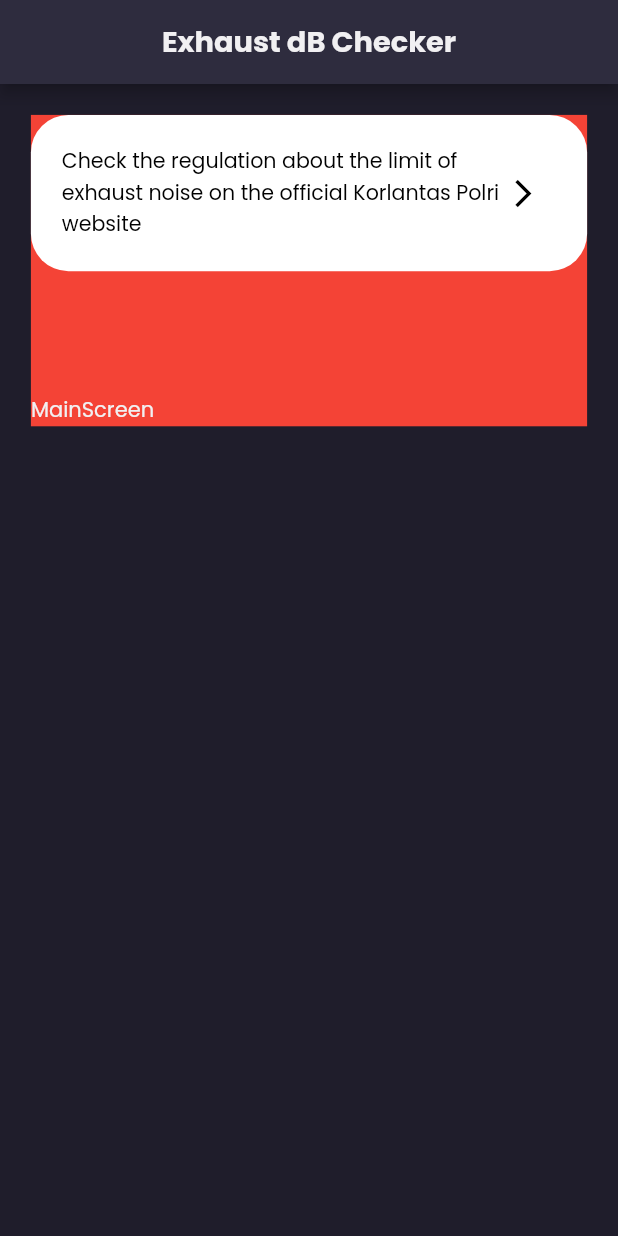
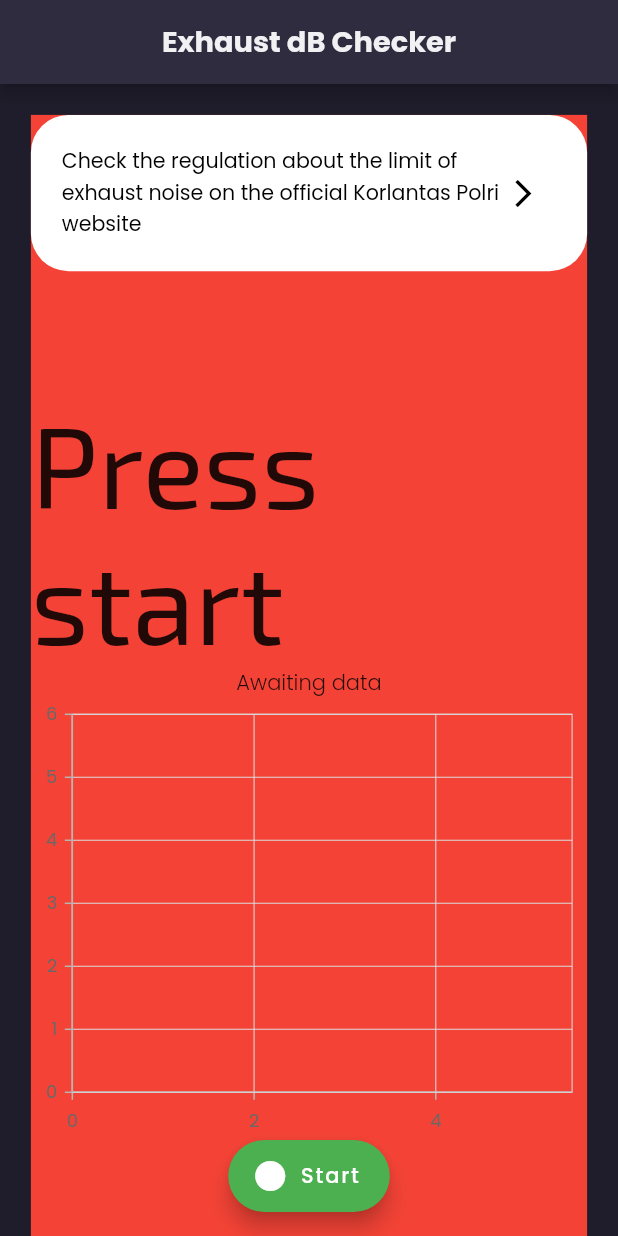
Before and after one commit to andrirahmanto/noiseCheckerApp, a Flutter app: the screen it shows after launch, on a phone screen of 412 x 824 dp. Run offline on Flutter 3.47's test engine with Material 2 defaults, Android fonts, the phone set to English and light mode, and no system bars; our stand-ins replace easy_splash_screen, get, google_fonts, sizer, syncfusion_flutter_charts, webview_flutter; missing offline and left inert: noise_meter.

Commit message:
feat: add main screen (almost done)

```diff
--- /dev/null
+++ b/lib/models/ChartData.model.dart
@@ -0,0 +1,9 @@
+import 'package:flutter/material.dart';
+
+class ChartData {
+  final double? maxDB;
+  final double? meanDB;
+  final double frames;
+
+  ChartData(this.maxDB, this.meanDB, this.frames);
+}
--- a/lib/screens/main.screen.dart
+++ b/lib/screens/main.screen.dart
@@ -1,9 +1,16 @@
+import 'dart:async';
+
 import 'package:flutter/material.dart';
+import 'package:flutter/services.dart';
+import 'package:google_fonts/google_fonts.dart';
+import 'package:noise_meter/noise_meter.dart';
+import 'package:noisechecker/models/ChartData.model.dart';
 import 'package:noisechecker/screens/webview.screen.dart';
 import 'package:noisechecker/utils/custom_text.util.dart';
 import 'package:get/get.dart';
 import 'package:noisechecker/utils/styles.util.dart';
 import 'package:sizer/sizer.dart';
+import 'package:syncfusion_flutter_charts/charts.dart';
 
 class MainScreen extends StatefulWidget {
   static const routeName = '/mainscreen';
@@ -14,8 +21,98 @@ class MainScreen extends StatefulWidget {
 }
 
 class _MainScreenState extends State<MainScreen> {
+  bool _isRecording = false;
+  // ignore: cancel_subscriptions
+  StreamSubscription<NoiseReading>? _noiseSubscription;
+  late NoiseMeter _noiseMeter;
+  double? maxDB;
+  double? meanDB;
+  List<ChartData> chartData = <ChartData>[];
+  // ChartSeriesController? _chartSeriesController;
+  late int previousMillis;
+
+  @override
+  void initState() {
+    super.initState();
+    _noiseMeter = NoiseMeter(onError);
+  }
+
+  void onData(NoiseReading noiseReading) {
+    this.setState(() {
+      if (!this._isRecording) this._isRecording = true;
+    });
+    maxDB = noiseReading.maxDecibel;
+    meanDB = noiseReading.meanDecibel;
+
+    chartData.add(
+      ChartData(
+        maxDB,
+        meanDB,
+        ((DateTime.now().millisecondsSinceEpoch - previousMillis) / 1000)
+            .toDouble(),
+      ),
+    );
+  }
+
+  void onError(Object e) {
+    print(e.toString());
+    _isRecording = false;
+  }
+
+  void start() async {
+    previousMillis = DateTime.now().millisecondsSinceEpoch;
+    try {
+      _noiseSubscription = _noiseMeter.noiseStream.listen(onData);
+    } catch (e) {
+      print(e);
+    }
+  }
+
+  void stop() async {
+    try {
+      _noiseSubscription!.cancel();
+      _noiseSubscription = null;
+
+      this.setState(() => this._isRecording = false);
+    } catch (e) {
+      print('stopRecorder error: $e');
+    }
+    previousMillis = 0;
+    chartData.clear();
+  }
+
+  void copyValue(
+    bool theme,
+  ) {
+    Clipboard.setData(
+      ClipboardData(
+          text: 'It\'s about ${maxDB!.toStringAsFixed(1)}dB loudness'),
+    ).then((_) {
+      ScaffoldMessenger.of(context).showSnackBar(
+        SnackBar(
+          behavior: SnackBarBehavior.floating,
+          duration: Duration(milliseconds: 2500),
+          content: Row(
+            children: [
+              Icon(
+                Icons.check,
+                size: 14,
+                color: theme ? Colors.white70 : Colors.black,
+              ),
+              SizedBox(width: 10),
+              Text('Copied')
+            ],
+          ),
+        ),
+      );
+    });
+  }
+
   @override
   Widget build(BuildContext context) {
+    if (chartData.length >= 30) {
+      chartData.removeAt(0);
+    }
     return Scaffold(
       appBar: AppBar(
         title: PrimaryText(
@@ -24,6 +121,13 @@ class _MainScreenState extends State<MainScreen> {
           color: ColorPalettes.grayLight,
         ),
         centerTitle: true,
+      ),
+      floatingActionButtonLocation: FloatingActionButtonLocation.centerFloat,
+      floatingActionButton: FloatingActionButton.extended(
+        label: Text(_isRecording ? 'Stop' : 'Start'),
+        onPressed: _isRecording ? stop : start,
+        icon: !_isRecording ? Icon(Icons.circle) : null,
+        backgroundColor: _isRecording ? Colors.red : Colors.green,
       ),
       body: SingleChildScrollView(
         child: Container(
@@ -67,9 +171,37 @@ class _MainScreenState extends State<MainScreen> {
               SizedBox(
                 height: 10.h,
               ),
-              Text(
-                'MainScreen',
-                style: TextStyle(color: ColorPalettes.grayLight),
+              Container(
+                child: Column(
+                  children: [
+                    Text(
+                      maxDB != null ? maxDB!.toStringAsFixed(2) : 'Press start',
+                      style: GoogleFonts.exo2(fontSize: 76),
+                    ),
+                    Text(
+                      meanDB != null
+                          ? 'Mean: ${meanDB!.toStringAsFixed(2)}'
+                          : 'Awaiting data',
+                      style:
+                          TextStyle(fontWeight: FontWeight.w300, fontSize: 14),
+                    ),
+                    SfCartesianChart(
+                      series: <LineSeries<ChartData, double>>[
+                        LineSeries<ChartData, double>(
+                            dataSource: chartData,
+                            xAxisName: 'Time',
+                            yAxisName: 'dB',
+                            name: 'dB values over time',
+                            xValueMapper: (ChartData value, _) => value.frames,
+                            yValueMapper: (ChartData value, _) => value.maxDB,
+                            animationDuration: 0),
+                      ],
+                    ),
+                    SizedBox(
+                      height: 68,
+                    ),
+                  ],
+                ),
               ),
             ],
           ),
```
Also changed, not shown: 1 other file.
